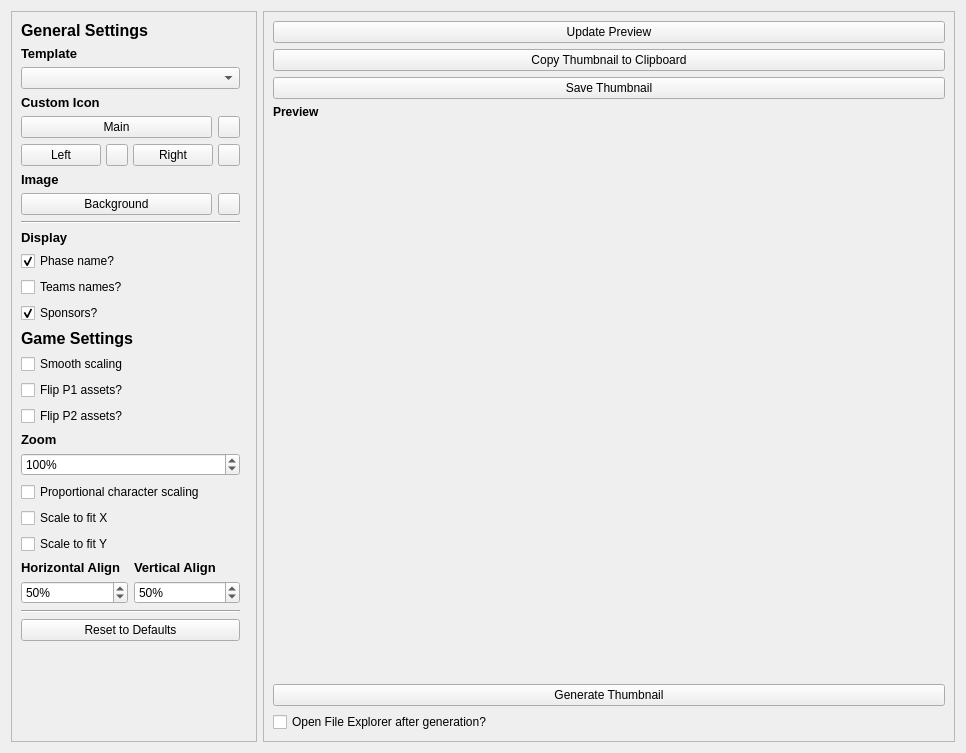
First picture: the form in src/layout/AutonaThumbnailSettings.ui, repository yuya-tagu/Autona, before the edit.
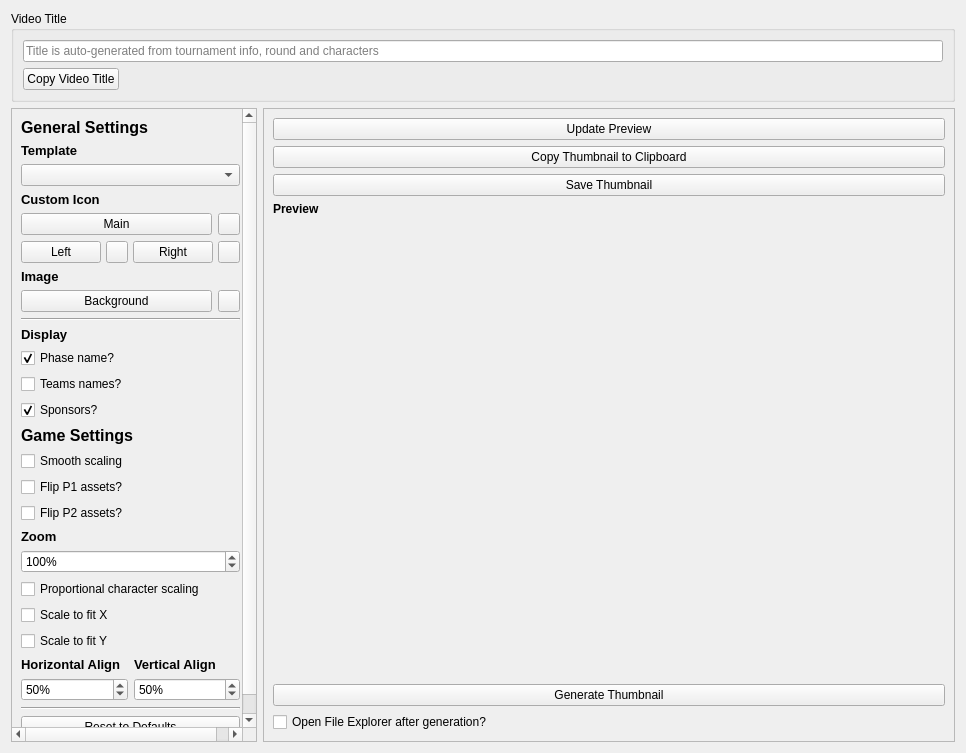
Second picture: the form after the edit.

Patch:
```diff
--- a/src/layout/AutonaThumbnailSettings.ui
+++ b/src/layout/AutonaThumbnailSettings.ui
@@ -16,9 +16,64 @@
   <property name="locale">
    <locale language="English" country="UnitedStates"/>
   </property>
-  <layout class="QHBoxLayout" name="horizontalLayout_8">
+  <layout class="QVBoxLayout" name="outerLayout">
    <item>
-    <widget class="QScrollArea" name="scrollArea">
+    <widget class="QGroupBox" name="groupBoxVideoTitle">
+     <property name="title">
+      <string>Video Title</string>
+     </property>
+     <layout class="QVBoxLayout" name="verticalLayoutVideoTitle">
+      <item>
+       <widget class="QLineEdit" name="videoTitleEdit">
+        <property name="placeholderText">
+         <string>Title is auto-generated from tournament info, round and characters</string>
+        </property>
+       </widget>
+      </item>
+      <item>
+       <layout class="QHBoxLayout" name="horizontalLayoutVideoTitleActions">
+        <item>
+         <widget class="QPushButton" name="btCopyVideoTitle">
+          <property name="sizePolicy">
+           <sizepolicy hsizetype="Maximum" vsizetype="Fixed">
+            <horstretch>0</horstretch>
+            <verstretch>0</verstretch>
+           </sizepolicy>
+          </property>
+          <property name="text">
+           <string>Copy Video Title</string>
+          </property>
+         </widget>
+        </item>
+        <item>
+         <widget class="QLabel" name="videoTitleStatus">
+          <property name="text">
+           <string/>
+          </property>
+         </widget>
+        </item>
+        <item>
+         <spacer name="videoTitleActionSpacer">
+          <property name="orientation">
+           <enum>Qt::Horizontal</enum>
+          </property>
+          <property name="sizeHint" stdset="0">
+           <size>
+            <width>40</width>
+            <height>20</height>
+           </size>
+          </property>
+         </spacer>
+        </item>
+       </layout>
+      </item>
+     </layout>
+    </widget>
+   </item>
+   <item>
+    <layout class="QHBoxLayout" name="horizontalLayout_8">
+     <item>
+      <widget class="QScrollArea" name="scrollArea">
      <property name="sizePolicy">
       <sizepolicy hsizetype="Minimum" vsizetype="Expanding">
        <horstretch>0</horstretch>
@@ -615,6 +670,8 @@
       </layout>
      </widget>
     </widget>
+   </item>
+    </layout>
    </item>
   </layout>
  </widget>
```
